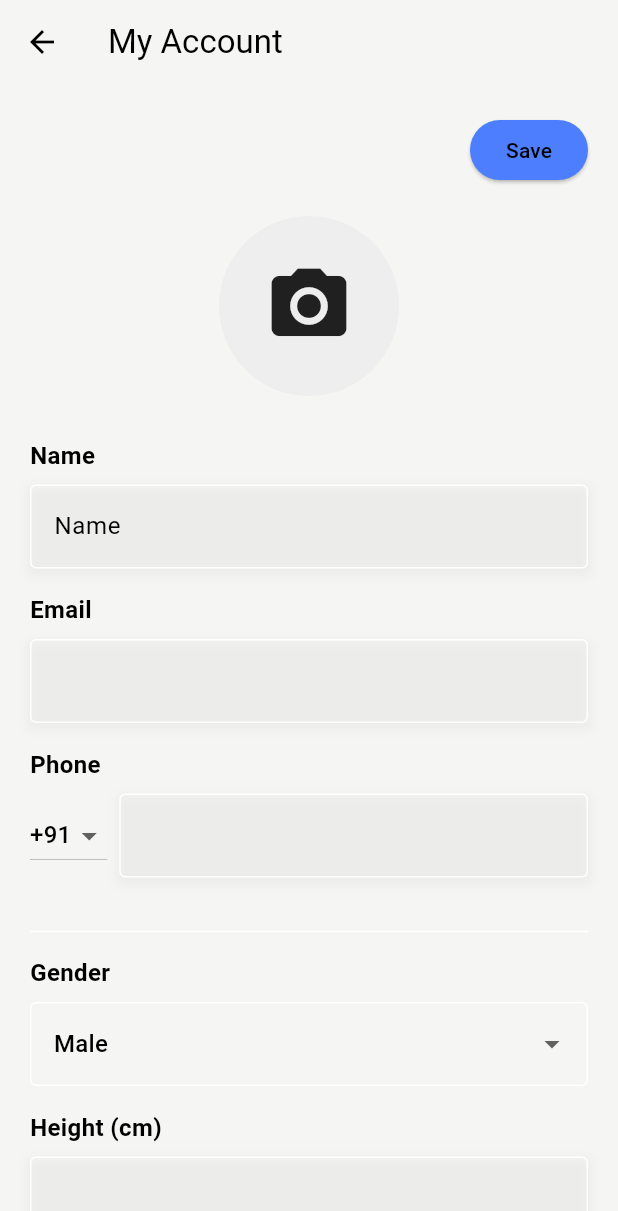
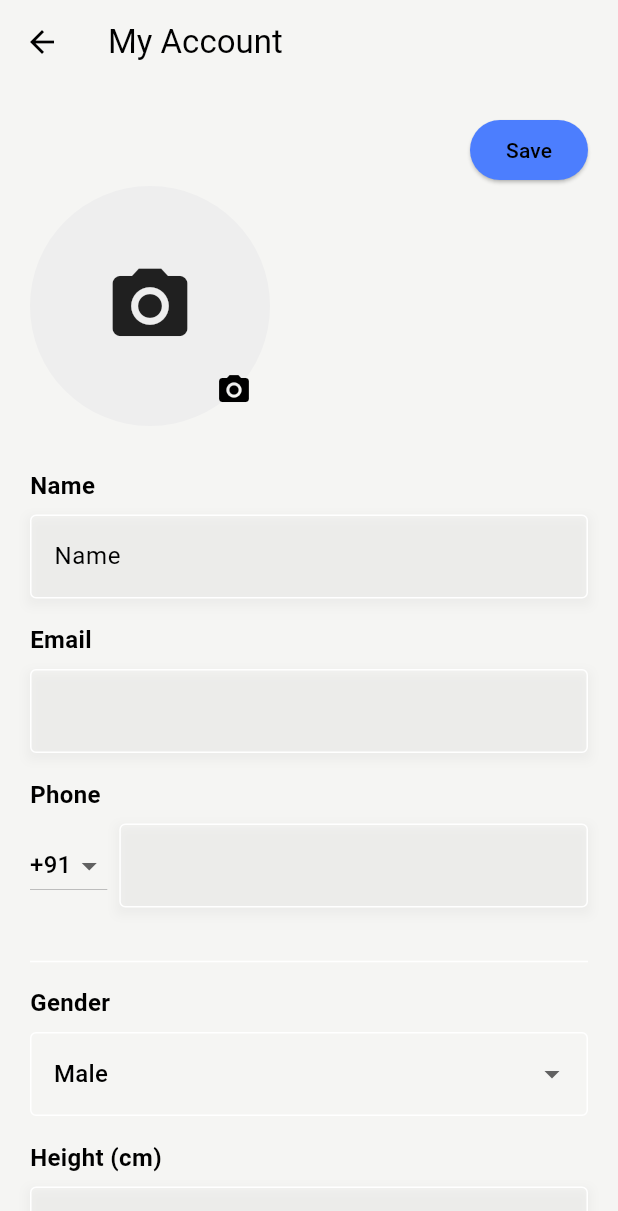
Before and after one commit to Sunilsangfroid/Food_Printing_App, a Flutter app: the MyAccountPage screen opened by its route, after a tap on the "camera alt" icon, on a phone screen of 412 x 824 dp. Shown: the top 1211 px of the screen. Run offline on Flutter 3.47's test engine with Material 3 defaults, Android fonts, the phone set to English and light mode, and no system bars; our stand-ins replace firebase_auth, firebase_core, flutter_rating_bar, google_sign_in, image_picker, speech_to_text; accounts and stored records are empty.

Commit message:
Add much functionalities in Account Page

```diff
--- a/lib/Pages/myaccount.dart
+++ b/lib/Pages/myaccount.dart
@@ -1,9 +1,11 @@
+import 'dart:io';
 import 'package:flutter/foundation.dart';
 import 'package:flutter/material.dart';
 import 'package:firebase_auth/firebase_auth.dart';
 import 'package:flutter/services.dart';
 import 'package:itrm_screen/main.dart' show myApp;
 import 'package:google_sign_in/google_sign_in.dart';
+import 'package:image_picker/image_picker.dart';
 
 class MyAccountPage extends StatefulWidget {
   const MyAccountPage({Key? key}) : super(key: key);
@@ -23,6 +25,7 @@ class _MyAccountPageState extends State<MyAccountPage> {
   double bmi = 0.0;
   User? user;
   String selectedCountryCode = '+91';
+  File? selectedImage; // Define a File variable to hold the selected image
 
   @override
   void initState() {
@@ -59,21 +62,35 @@ class _MyAccountPageState extends State<MyAccountPage> {
                 ),
               ),
             ),
-            const SizedBox(height: 20.0),
-            Row(
-              mainAxisAlignment: MainAxisAlignment.center,
+            const SizedBox(height: 0.0),
+            Stack(
+              alignment: Alignment.bottomRight,
               children: [
                 GestureDetector(
                   onTap: _chooseImage,
                   child: Container(
-                    width: 120,
-                    height: 120,
+                    width: 160,
+                    height: 160,
                     decoration: BoxDecoration(
                       shape: BoxShape.circle,
                       color: Colors.grey[200],
                     ),
-                    child: const Icon(Icons.camera_alt, size: 60),
+                    child: selectedImage != null
+                        ? ClipOval(
+                            child: Image.file(
+                              selectedImage!,
+                              width: 120,
+                              height: 120,
+                              fit: BoxFit.cover,
                             ),
+                          )
+                        : const Icon(Icons.camera_alt, size: 60),
+                  ),
+                ),
+                IconButton(
+                  onPressed: _chooseImage,
+                  icon: Icon(Icons.camera_alt),
+                  tooltip: 'Choose Image',
                 ),
               ],
             ),
@@ -338,9 +355,12 @@ class _MyAccountPageState extends State<MyAccountPage> {
     }
   }
 
-  void _chooseImage() {
-    if (kDebugMode) {
-      print('Choose image');
+  void _chooseImage() async {
+    final pickedFile = await ImagePicker().getImage(source: ImageSource.gallery);
+    if (pickedFile != null) {
+      setState(() {
+        selectedImage = File(pickedFile.path); // Store the selected image file
+      });
     }
   }
 
@@ -375,8 +395,6 @@ class _MyAccountPageState extends State<MyAccountPage> {
     );
   }
 
-
-
   @override
   void dispose() {
     nameController.dispose();
--- a/pubspec.yaml
+++ b/pubspec.yaml
@@ -35,7 +35,7 @@ dependencies:
   # The following adds the Cupertino Icons font to your application.
   # Use with the CupertinoIcons class for iOS style icons.
   cupertino_icons: ^1.0.2
-  image_picker:
+  image_picker: ^0.8.4+4
   flutter_rating_bar: ^4.0.1
   speech_to_text:
   firebase_core: ^2.27.0
```
Also changed, not shown: pubspec.lock. Lines whose indentation alone changed are shown as unchanged.
